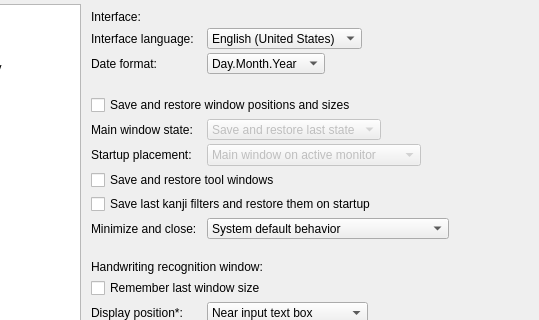
First picture: the form in settingsform.ui, repository z1dev/zkanji, before the edit; both pictures show x 93 to 632 and y 0 to 320 of the 632 by 444 pixel window.
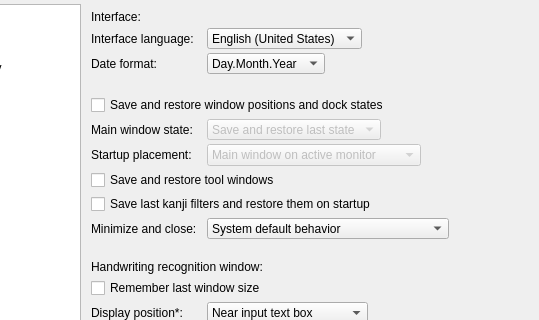
Second picture: the form after the edit. Icons and pictures are not drawn. Custom widgets are drawn as their Qt base class.

Commit message: * Fixed: actually saving the startup monitor placement... * Saving startup state as text in ini file not as a number.

What changed in the file:
```diff
--- a/settingsform.ui
+++ b/settingsform.ui
@@ -333,7 +333,7 @@
                  </sizepolicy>
                 </property>
                 <property name="text">
-                 <string>Save and restore window positions and sizes</string>
+                 <string>Save and restore window positions and dock states</string>
                 </property>
                </widget>
               </item>
```
The commit also changes 1 other file.
